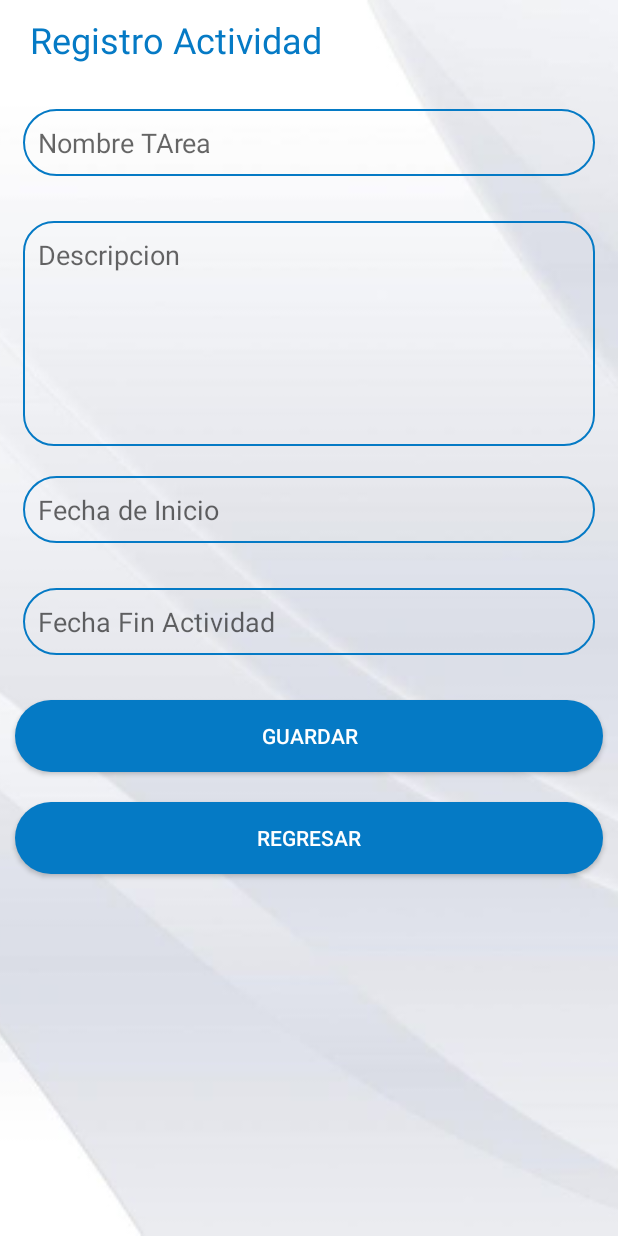
After one commit to NicolasDuranGarces/Android-1, an Android app: the GestionDeTareas screen opened directly, with no data from a screen before it, on a phone screen of 412 x 824 dp. The commit adds this screen. Run offline under Robolectric (Android 15) with nearby library versions, the phone set to English and light mode, and no system bars; 2 statements that could not run were skipped.

Commit message:
Gestion de Tareas , Lista Tareas

```diff
--- a/Proyectos_Institucionales/app/src/main/AndroidManifest.xml
+++ b/Proyectos_Institucionales/app/src/main/AndroidManifest.xml
@@ -9,7 +9,9 @@
         android:roundIcon="@mipmap/ic_launcher_round"
         android:supportsRtl="true"
         android:theme="@style/AppTheme">
-        <activity android:name=".DetalleActividadPropia"></activity>
+        <activity android:name=".GestionDeTareas"></activity>
+        <activity android:name=".ListadoDeTareasPropias" />
+        <activity android:name=".DetalleActividadPropia" />
         <activity android:name=".RegistrarActividad" />
         <activity android:name=".ListaActividadesPropio" />
         <activity android:name=".ListadoDeCargos" />
--- a/Proyectos_Institucionales/app/src/main/java/com/jose/proyectos_institucionales/DetalleActividadPropia.java
+++ b/Proyectos_Institucionales/app/src/main/java/com/jose/proyectos_institucionales/DetalleActividadPropia.java
@@ -13,7 +13,7 @@ import com.jose.proyectos_institucionales.modelo.Proyecto;
 
 public class DetalleActividadPropia extends AppCompatActivity {
 
-    TextView txtNombre,txtDescripcion,txtFechaInicio,TxtFechaFin,txtResponsable;
+    TextView txtNombre,txtDescripcion,txtFechaInicio,TxtFechaFin,txtResponsable,txtProcentaje;
     Actividad actividad;
     Proyecto proyecto;
     CtlUsuario controladorUsuario;
@@ -34,12 +34,14 @@ public class DetalleActividadPropia extends AppCompatActivity {
         txtFechaInicio = findViewById(R.id.txtFechaInicioActividadD);
         TxtFechaFin = findViewById(R.id.txtFechaFinActividadD);
         txtResponsable = findViewById(R.id.txtResponsableD);
+        txtProcentaje = findViewById(R.id.txtPorcentajeDA);
 
         txtNombre.setText(actividad.getNombre());
         txtDescripcion.setText(actividad.getDescripcion());
         txtFechaInicio.setText(actividad.getFechaInicio());
         TxtFechaFin.setText(actividad.getFechaFin());
         txtResponsable.setText(controladorUsuario.buscarUsuarioPorID(actividad.getIdResponsable()).getNombres()+" "+controladorUsuario.buscarUsuarioPorID(actividad.getIdResponsable()).getApellidos());
+        txtProcentaje.setText(actividad.getPorcentajeDesarrollado());
 
     }
 
--- /dev/null
+++ b/Proyectos_Institucionales/app/src/main/java/com/jose/proyectos_institucionales/GestionDeTareas.java
@@ -0,0 +1,94 @@
+package com.jose.proyectos_institucionales;
+
+import androidx.appcompat.app.AppCompatActivity;
+
+import android.app.DatePickerDialog;
+import android.os.Bundle;
+import android.view.View;
+import android.widget.DatePicker;
+import android.widget.EditText;
+import android.widget.Toast;
+
+import com.jose.proyectos_institucionales.controlador.CtlTarea;
+import com.jose.proyectos_institucionales.modelo.Actividad;
+import com.jose.proyectos_institucionales.modelo.Proyecto;
+
+import java.util.Calendar;
+
+public class GestionDeTareas extends AppCompatActivity {
+
+    EditText txtnombre,txtfechaInicio,txtfechaFin,txtDescripcion;
+    Proyecto proyecto;
+    Actividad actividad;
+    CtlTarea controladorTarea;
+
+    @Override
+    protected void onCreate(Bundle savedInstanceState) {
+        super.onCreate(savedInstanceState);
+        setContentView(R.layout.activity_gestion_de_tareas);
+
+        Bundle bundle = getIntent().getExtras();
+        proyecto = (Proyecto) bundle.getSerializable("objProyecto");
+        actividad = (Actividad) bundle.getSerializable("objActividad");
+
+        controladorTarea = new CtlTarea(this);
+
+        txtnombre = findViewById(R.id.txtNombreTarea);
+        txtfechaInicio = findViewById(R.id.txtFechaIniciotarea);
+        txtfechaFin =  findViewById(R.id.txtFechaFinTarea);
+        txtDescripcion = findViewById(R.id.txtDescripcionTarea);
+
+
+        txtfechaInicio.setOnClickListener(new View.OnClickListener() {
+            @Override
+            public void onClick(View v) {
+                // TODO Auto-generated method stub
+                //To show current date in the datepicker
+                Calendar mcurrentDate = Calendar.getInstance();
+                DatePickerDialog mDatePicker = new DatePickerDialog(GestionDeTareas.this,
+                        new DatePickerDialog.OnDateSetListener() {
+                            public void onDateSet(DatePicker datepicker, int selectedyear,
+                                                  int selectedmonth, int selectedday) {
+                                txtfechaInicio.setText(selectedyear + "/" + selectedmonth + "/" + selectedday);
+                            }
+                        }, mcurrentDate.get(Calendar.YEAR), mcurrentDate.get(Calendar.MONTH),
+                        mcurrentDate.get(Calendar.DAY_OF_MONTH));
+                mDatePicker.setTitle("Select date");
+                mDatePicker.show();
+            }
+        });
+
+        txtfechaFin.setOnClickListener(new View.OnClickListener() {
+            @Override
+            public void onClick(View v) {
+                // TODO Auto-generated method stub
+                //To show current date in the datepicker
+                Calendar mcurrentDate = Calendar.getInstance();
+                DatePickerDialog mDatePicker = new DatePickerDialog(GestionDeTareas.this,
+                        new DatePickerDialog.OnDateSetListener() {
+                            public void onDateSet(DatePicker datepicker, int selectedyear,
+                                                  int selectedmonth, int selectedday) {
+                                txtfechaFin.setText(selectedyear + "/" + selectedmonth + "/" + selectedday);
+                            }
+                        }, mcurrentDate.get(Calendar.YEAR), mcurrentDate.get(Calendar.MONTH),
+                        mcurrentDate.get(Calendar.DAY_OF_MONTH));
+                mDatePicker.setTitle("Select date");
+                mDatePicker.show();
+            }
+        });
+
+
+    }
+
+    public void registrar (View view){
+        if (!txtnombre.getText().toString().equals("") && !txtfechaInicio.getText().toString().equals("")&&!txtfechaFin.getText().toString().equals("")){
+            controladorTarea.guardarTarea(actividad.getId(),txtnombre.getText().toString(),txtDescripcion.getText().toString(),txtfechaInicio.getText().toString(),
+                    txtfechaFin.getText().toString(),0);
+            Toast.makeText( getApplicationContext(), "Registro Exitoso", Toast.LENGTH_SHORT).show();
+        }else {
+            Toast.makeText( getApplicationContext(), "Todos Los Campos Son Obligatorios", Toast.LENGTH_SHORT).show();
+
+        }
+
+    }
+}
--- /dev/null
+++ b/Proyectos_Institucionales/app/src/main/res/layout/activity_gestion_de_tareas.xml
@@ -0,0 +1,121 @@
+<?xml version="1.0" encoding="utf-8"?>
+<RelativeLayout xmlns:android="http://schemas.android.com/apk/res/android"
+    xmlns:app="http://schemas.android.com/apk/res-auto"
+    xmlns:tools="http://schemas.android.com/tools"
+    android:layout_width="match_parent"
+    android:layout_height="match_parent"
+    tools:context=".GestionDeTareas">
+
+    <ImageView
+        android:layout_width="match_parent"
+        android:layout_height="match_parent"
+        android:src="@drawable/findototal"
+        android:scaleType="centerCrop"/>
+
+    <LinearLayout
+        android:layout_width="match_parent"
+        android:layout_height="match_parent"
+        android:orientation="vertical">
+
+        <TextView
+            android:id="@+id/txtNombrePersona"
+            android:layout_width="match_parent"
+            android:layout_height="wrap_content"
+            android:layout_marginTop="10dp"
+            android:layout_marginBottom="20dp"
+            android:text="Registro Actividad"
+            android:textColor="@color/blue"
+            android:textSize="24sp"
+            android:paddingLeft="20dp"/>
+
+        <EditText
+            android:id="@+id/txtNombreTarea"
+            android:layout_width="match_parent"
+            android:layout_height="wrap_content"
+            android:layout_marginLeft="15dp"
+            android:layout_marginTop="10dp"
+            android:layout_marginRight="15dp"
+            android:layout_marginBottom="20dp"
+            android:autofillHints=""
+            android:background="@drawable/input"
+            android:ems="10"
+            android:hint="Nombre TArea"
+            android:inputType="textPersonName"
+            android:padding="10dp"
+            android:paddingLeft="10dp"
+            android:paddingRight="10dp" />
+
+        <EditText
+            android:id="@+id/txtDescripcionTarea"
+            android:layout_width="match_parent"
+            android:layout_height="150dp"
+            android:layout_marginLeft="15dp"
+            android:layout_marginTop="10dp"
+            android:layout_marginRight="15dp"
+            android:layout_marginBottom="10dp"
+            android:autofillHints=""
+            android:background="@drawable/inputarea"
+            android:ems="10"
+            android:hint="Descripcion"
+            android:inputType="text|textMultiLine"
+            android:padding="10dp"
+            android:gravity="top"/>
+
+
+
+        <EditText
+            android:id="@+id/txtFechaIniciotarea"
+            android:layout_width="match_parent"
+            android:layout_height="wrap_content"
+            android:layout_marginLeft="15dp"
+            android:layout_marginTop="10dp"
+            android:layout_marginRight="15dp"
+            android:layout_marginBottom="20dp"
+            android:autofillHints=""
+            android:background="@drawable/input"
+            android:ems="10"
+            android:hint="Fecha de Inicio"
+            android:inputType="textPersonName"
+            android:padding="10dp"
+            android:paddingLeft="10dp"
+            android:paddingRight="10dp" />
+
+        <EditText
+            android:id="@+id/txtFechaFinTarea"
+            android:layout_width="match_parent"
+            android:layout_height="wrap_content"
+            android:layout_marginLeft="15dp"
+            android:layout_marginTop="10dp"
+            android:layout_marginRight="15dp"
+            android:layout_marginBottom="20dp"
+            android:autofillHints=""
+            android:background="@drawable/input"
+            android:ems="10"
+            android:hint="Fecha Fin Actividad"
+            android:inputType="textPersonName"
+            android:padding="10dp"
+            android:paddingLeft="10dp"
+            android:paddingRight="10dp" />
+
+
+
+        <Button
+            android:id="@+id/registrar"
+            android:layout_width="match_parent"
+            android:layout_height="wrap_content"
+            android:layout_margin="10dp"
+            android:background="@drawable/btn_redondeado_blanco"
+
+            android:text="Guardar"
+            android:textColor="@color/white" />
+
+        <Button
+            android:id="@+id/registrar1"
+            android:layout_width="match_parent"
+            android:layout_height="wrap_content"
+            android:layout_margin="10dp"
+            android:background="@drawable/btn_redondeado_blanco"
+            android:text="Regresar"
+            android:textColor="@color/white" />
+    </LinearLayout>
+</RelativeLayout>
```
Also changed, not shown: Proyectos_Institucionales/app/src/main/java/com/jose/proyectos_institucionales/ListadoDeTareasPropias.java (added, +76 -0 lines), Proyectos_Institucionales/app/src/main/res/layout/activity_detalle_actividad_propia.xml (+10 -0 lines), Proyectos_Institucionales/app/src/main/res/layout/activity_listado_de_tareas_propias.xml (added, +51 -0 lines).
